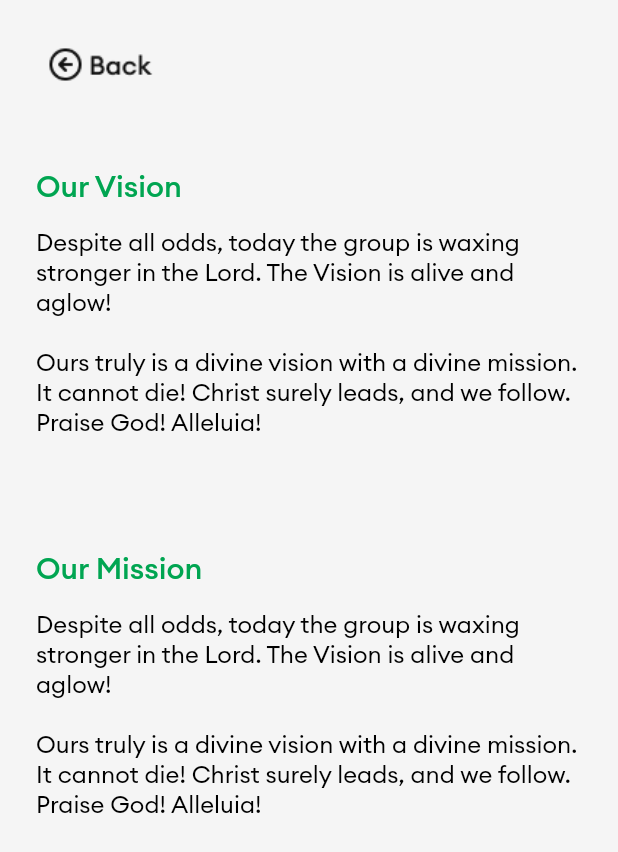
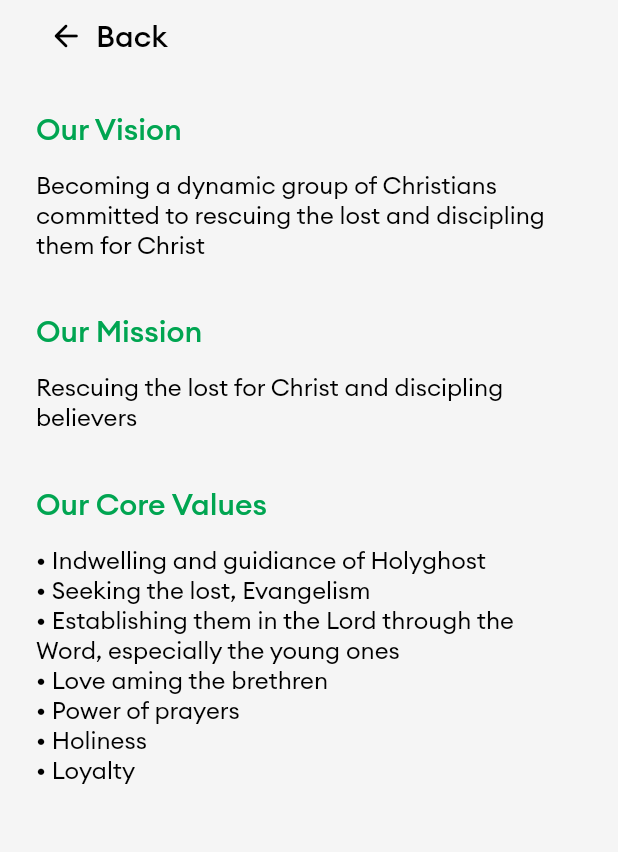
Before and after one commit to YemiKrist/Devotion, a Flutter app: the MissionVision screen opened by its route, on a phone screen of 412 x 824 dp. Shown: the top 852 px of the screen. Run offline on Flutter 3.47's test engine with Material 2 defaults, Android fonts, the light colour scheme and no system bars; our stand-ins replace cloud_firestore, firebase_auth, firebase_core, get; missing offline and left inert: clipboard, flutterwave_standard; accounts and stored records are empty.

Commit message:
fixed Issues with prototype release

```diff
--- a/lib/commons/appbar.dart
+++ b/lib/commons/appbar.dart
@@ -1,17 +1,35 @@
 import 'package:flutter/material.dart';
+
+import '../utils/colors.dart';
 
 class MyAppBar extends StatelessWidget {
   const MyAppBar({Key? key}) : super(key: key);
 
   @override
   Widget build(BuildContext context) {
-    return Column(mainAxisAlignment: MainAxisAlignment.start, children: [
-      IconButton(
-        iconSize: 70.0,
-        icon: Image.asset('assets/back.png'),
-        onPressed: () => Navigator.of(context).pop(),
-      )
-    ]);
+    return Column(
+        mainAxisAlignment: MainAxisAlignment.start,
+        crossAxisAlignment: CrossAxisAlignment.start,
+        children: [
+          TextButton.icon(
+            // <-- TextButton
+
+            onPressed: () => Navigator.of(context).pop(),
+            icon: const Icon(
+              Icons.arrow_back_rounded,
+              size: 24.0,
+              color: Colors.black,
+            ),
+            label: const Text(
+              'Back',
+              style: TextStyle(
+                  color: textColorBlack,
+                  fontWeight: FontWeight.w500,
+                  fontSize: 20,
+                  fontFamily: 'Euclid-Medium'),
+            ),
+          ),
+        ]);
   }
 }
 
@@ -20,12 +38,33 @@ class MyWAppBar extends StatelessWidget {
 
   @override
   Widget build(BuildContext context) {
-    return Column(mainAxisAlignment: MainAxisAlignment.start, children: [
-      IconButton(
-        iconSize: 70.0,
-        icon: Image.asset('assets/backWhite.png'),
-        onPressed: () => Navigator.of(context).pop(),
-      )
-    ]);
+    final ThemeData themeData = Theme.of(context);
+    return Column(
+        mainAxisAlignment: MainAxisAlignment.start,
+        crossAxisAlignment: CrossAxisAlignment.start,
+        children: [
+          TextButton.icon(
+            // <-- TextButton
+            onPressed: () => Navigator.of(context).pop(),
+            icon: const Icon(
+              Icons.arrow_back_rounded,
+              size: 24.0,
+              color: Colors.white,
+            ),
+            label: const Text(
+              'Back',
+              style: TextStyle(
+                  color: textColorWhite,
+                  fontWeight: FontWeight.w500,
+                  fontSize: 20,
+                  fontFamily: 'Euclid-Medium'),
+            ),
+          ),
+          // IconButton(
+          //   iconSize: 70.0,
+          //   icon: Image.asset('assets/backWhite.png'),
+          //   onPressed: () => Navigator.of(context).pop(),
+          // )
+        ]);
   }
 }
--- a/lib/constants/about.dart
+++ b/lib/constants/about.dart
@@ -17,17 +17,21 @@ Ours truly is a divine vision with a divine mission. It cannot die! Christ surel
 ''';
   }
 
-  static String getMission() {
-    return '''Despite all odds, today the group is waxing stronger in the Lord. The Vision is alive and aglow!
-
-Ours truly is a divine vision with a divine mission. It cannot die! Christ surely leads, and we follow. Praise God! Alleluia!
-''';
+  static String getVision() {
+    return '''Becoming a dynamic group of Christians committed to rescuing the lost and discipling them for Christ''';
   }
 
-  static String getVision() {
-    return '''Despite all odds, today the group is waxing stronger in the Lord. The Vision is alive and aglow!
+  static String getMission() {
+    return '''Rescuing the lost for Christ and discipling believers''';
+  }
 
-Ours truly is a divine vision with a divine mission. It cannot die! Christ surely leads, and we follow. Praise God! Alleluia!
-''';
+  static String getCoreValues() {
+    return '''\u2022 Indwelling and guidiance of Holyghost
+\u2022 Seeking the lost, Evangelism
+\u2022 Establishing them in the Lord through the Word, especially the young ones
+\u2022 Love aming the brethren
+\u2022 Power of prayers
+\u2022 Holiness
+\u2022 Loyalty''';
   }
 }
--- a/lib/screens/about/mission_vision.dart
+++ b/lib/screens/about/mission_vision.dart
@@ -14,6 +14,7 @@ class MissionVision extends StatelessWidget {
     final ThemeData themeData = Theme.of(context);
     String mission = AboutData.getMission();
     String vision = AboutData.getVision();
+    String coreValues = AboutData.getCoreValues();
     return Scaffold(
         backgroundColor: splashBackgroundColor,
         body: SafeArea(
@@ -40,13 +41,23 @@ class MissionVision extends StatelessWidget {
                               style: themeData.textTheme.bodyText1,
                             ),
                           ),
-                          addVerticalSpace(55),
+                          addVerticalSpace(35),
                           const MyTitle2(text: "Our Mission"),
                           addVerticalSpace(15),
                           Align(
                             alignment: Alignment.topLeft,
                             child: Text(
                               mission,
+                              style: themeData.textTheme.bodyText1,
+                            ),
+                          ),
+                          addVerticalSpace(35),
+                          const MyTitle2(text: "Our Core Values"),
+                          addVerticalSpace(15),
+                          Align(
+                            alignment: Alignment.topLeft,
+                            child: Text(
+                              coreValues,
                               style: themeData.textTheme.bodyText1,
                             ),
                           ),
--- a/lib/screens/daily_walk.dart
+++ b/lib/screens/daily_walk.dart
@@ -21,6 +21,7 @@ class Daily extends StatelessWidget {
               crossAxisAlignment: CrossAxisAlignment.start,
               children: [
                 const MyAppBar(),
+                addVerticalSpace(25),
                 Text(
                   walk.topic,
                   style: const TextStyle(
```
Also changed, not shown: lib/screens/branches/Branch_list.dart (+4 -4 lines), lib/screens/give/give.dart (+11 -6 lines), lib/screens/welcome_page.dart (+8 -3 lines).
